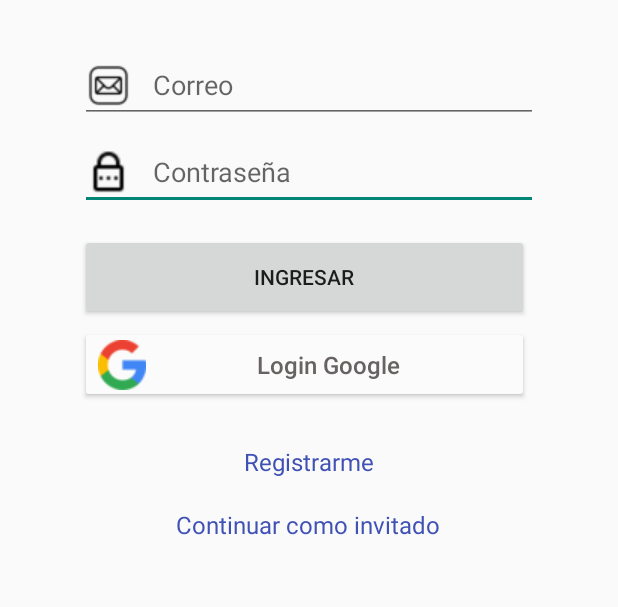
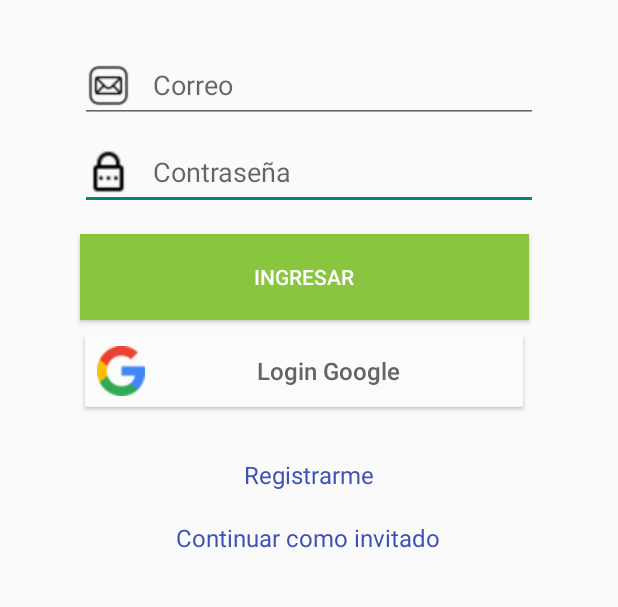
Before and after one commit to JoshRSx/AplicacionReciclaje, an Android app: the screen it shows after launch (LoginActivity), on a phone screen of 412 x 824 dp, the part 416-1023 px from its top. Run offline under Robolectric (Android 15) with nearby library versions, the phone set to English and light mode, and no system bars; our stand-ins replace Firebase (no records; nobody signed in at launch, a user with empty details on screens opened directly).

Commit message:
Commit GoogleLogin

```diff
--- a/app/src/main/res/layout/activity_login.xml
+++ b/app/src/main/res/layout/activity_login.xml
@@ -44,10 +44,13 @@
         android:layout_height="57dp"
         android:layout_marginTop="16dp"
         android:text="Ingresar"
+        android:textColor="@color/white"
+        android:background="@color/LightGreen"
         app:layout_constraintEnd_toEndOf="parent"
         app:layout_constraintHorizontal_bias="0.473"
         app:layout_constraintStart_toStartOf="parent"
-        app:layout_constraintTop_toBottomOf="@+id/txtPassLogin" />
+        app:layout_constraintTop_toBottomOf="@+id/txtPassLogin"
+        android:theme="@style/roundedimageview"/>
 
     <TextView
         android:id="@+id/txtIniciarSesion"
@@ -128,8 +131,8 @@
 
     <Button
         android:id="@+id/btnGoogle"
-        android:layout_width="299dp"
-        android:layout_height="51dp"
+        android:layout_width="300dp"
+        android:layout_height="60dp"
         android:layout_marginTop="4dp"
         android:backgroundTint="#FBFBFB"
         android:drawableStart="@drawable/google_32x33"
--- a/app/src/main/res/layout/nav_header_main.xml
+++ b/app/src/main/res/layout/nav_header_main.xml
@@ -29,7 +29,7 @@
         android:layout_width="65dp"
         android:layout_height="65dp"
         android:src="@drawable/user_img"
-        app:shapeAppearanceOverlay="@style/roundimageview" />
+        app:shapeAppearanceOverlay="@style/circleimageview" />
 
 
 
--- a/app/src/main/res/layout/product_item.xml
+++ b/app/src/main/res/layout/product_item.xml
@@ -84,6 +84,7 @@
         android:layout_width="25dp"
         android:layout_height="25dp"
         android:layout_marginTop="24dp"
+        android:layout_marginEnd="4dp"
         app:layout_constraintBottom_toTopOf="@+id/descripcion_prod"
         app:layout_constraintEnd_toStartOf="@+id/puntos_prod"
         app:layout_constraintTop_toTopOf="parent"
--- a/app/src/main/res/navigation/mobile_navigation.xml
+++ b/app/src/main/res/navigation/mobile_navigation.xml
@@ -7,16 +7,16 @@
     <fragment
         android:id="@+id/products"
         android:name="com.example.aplicacionreciclaje.Products"
-        android:label="fragment_products"
+        android:label="Productos"
         tools:layout="@layout/fragment_products" />
     <fragment
         android:id="@+id/mapFragment"
         android:name="com.example.aplicacionreciclaje.MapFragment"
-        android:label="fragment_map"
+        android:label="Map"
         tools:layout="@layout/fragment_map" />
     <fragment
         android:id="@+id/soporte"
         android:name="com.example.aplicacionreciclaje.Soporte"
-        android:label="fragment_soporte"
+        android:label="Soporte"
         tools:layout="@layout/fragment_soporte" />
 </navigation>
--- a/app/src/main/res/values/colors.xml
+++ b/app/src/main/res/values/colors.xml
@@ -8,4 +8,5 @@
     <color name="black">#FF000000</color>
     <color name="white">#FFFFFFFF</color>
     <color name="blue_semidark">#30425A</color>
+    <color name="LightGreen">#8AC53F</color>
 </resources>
--- a/app/src/main/res/values/themes.xml
+++ b/app/src/main/res/values/themes.xml
@@ -9,6 +9,7 @@
         <item name="colorSecondary">@color/teal_200</item>
         <item name="colorSecondaryVariant">@color/teal_700</item>
         <item name="colorOnSecondary">@color/black</item>
+
         <!-- Status bar color. -->
         <item name="android:statusBarColor" tools:targetApi="l">?attr/colorPrimaryVariant</item>
         <!-- Customize your theme here. -->
@@ -21,17 +22,25 @@
         <item name="windowNoTitle">true</item>
     </style>
 
-    <style name="roundimageview" parent="">
+    <style name="circleimageview" parent="">
 
         <item name="cornerFamily">rounded</item>
         <item name="cornerSize">50%</item>
         <item name="color">@color/white</item>
 
+    </style>
 
 
+    <style name="roundedimageview" parent="">
+
+        <item name="cornerFamily">rounded</item>
+        <item name="cornerSize">25dp</item>
+        <item name="color">@color/white</item>
 
     </style>
 
     <style name="Theme.AppReciclaje.AppBarOverlay" parent="ThemeOverlay.AppCompat.Dark.ActionBar" />
     <style name="Theme.AppReciclaje.PopupOverlay" parent="ThemeOverlay.AppCompat.Light" />
+
+
 </resources>
```
Also changed, not shown: app/src/main/java/com/example/aplicacionreciclaje/MainActivity.kt (+11 -3 lines), app/src/main/res/layout/app_bar_main.xml (+13 -0 lines), app/src/main/res/layout/fragment_products.xml (+5 -7 lines).
